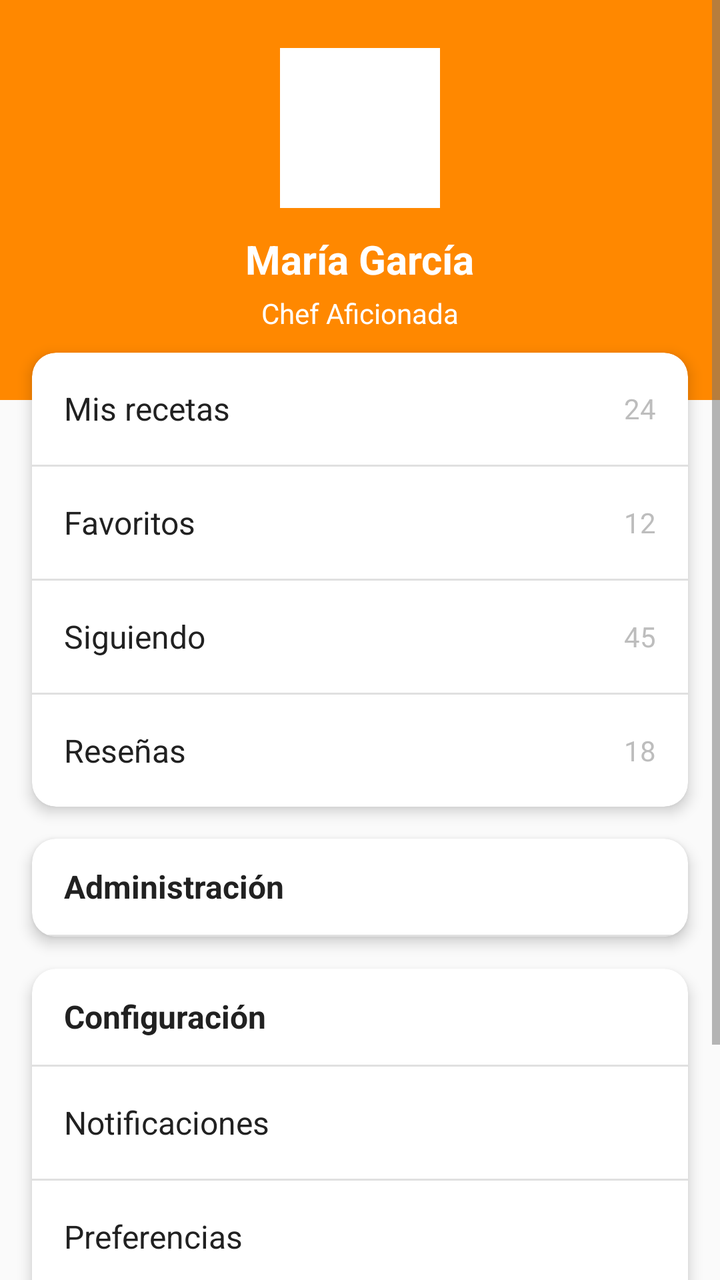
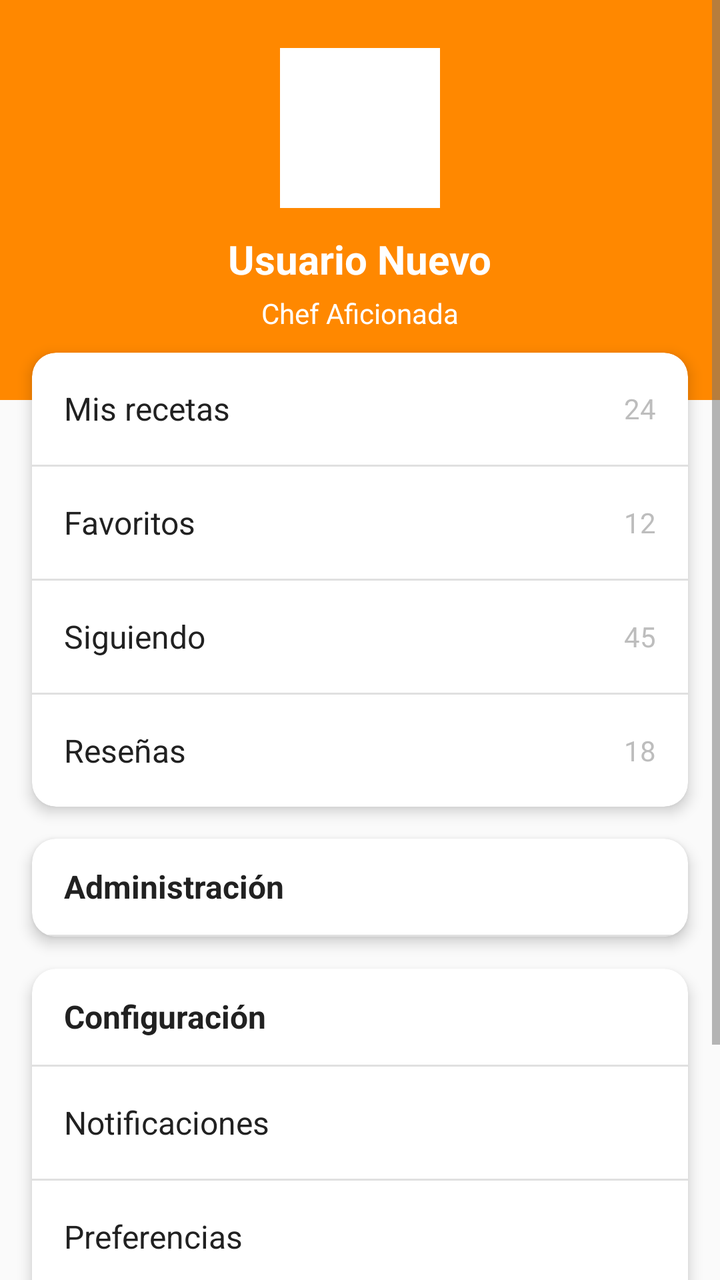

Screens rendered from an Android XML layout before and after an edit, with the pre-edit source and the edit as a unified diff.
<!-- AndroidManifest.xml: application theme Theme.RecetApp -->
<!-- res/layout/fragment_perfil.xml -->
<?xml version="1.0" encoding="utf-8"?>
<ScrollView
    xmlns:android="http://schemas.android.com/apk/res/android"
    xmlns:app="http://schemas.android.com/apk/res-auto"
    android:layout_width="match_parent"
    android:layout_height="match_parent"
    android:fillViewport="true"
    android:background="@color/background_light">

    <androidx.constraintlayout.widget.ConstraintLayout
        android:layout_width="match_parent"
        android:layout_height="wrap_content">

        <View
            android:id="@+id/view_header"
            android:layout_width="0dp"
            android:layout_height="200dp"
            android:background="@android:color/holo_orange_dark"
            app:layout_constraintEnd_toEndOf="parent"
            app:layout_constraintStart_toStartOf="parent"
            app:layout_constraintTop_toTopOf="parent" />

        <View
            android:id="@+id/iv_perfil"
            android:layout_width="80dp"
            android:layout_height="80dp"
            android:layout_marginTop="24dp"
            android:background="@android:color/white"
            app:layout_constraintEnd_toEndOf="parent"
            app:layout_constraintStart_toStartOf="parent"
            app:layout_constraintTop_toTopOf="parent" />

        <TextView
            android:id="@+id/tv_nombre"
            android:layout_width="wrap_content"
            android:layout_height="wrap_content"
            android:layout_marginTop="12dp"
            android:text="María García"
            android:textColor="@color/white"
            android:textSize="20sp"
            android:textStyle="bold"
            app:layout_constraintEnd_toEndOf="parent"
            app:layout_constraintStart_toStartOf="parent"
            app:layout_constraintTop_toBottomOf="@id/iv_perfil" />

        <TextView
            android:id="@+id/tv_tipo"
            android:layout_width="wrap_content"
            android:layout_height="wrap_content"
            android:layout_marginTop="4dp"
            android:text="@string/chef_aficionada"
            android:textColor="@color/white"
            android:textSize="14sp"
            app:layout_constraintEnd_toEndOf="parent"
            app:layout_constraintStart_toStartOf="parent"
            app:layout_constraintTop_toBottomOf="@id/tv_nombre" />

        <LinearLayout
            android:id="@+id/ll_stats"
            android:layout_width="0dp"
            android:layout_height="wrap_content"
            android:layout_marginTop="24dp"
            android:gravity="center"
            android:orientation="horizontal"
            android:paddingBottom="24dp"
            app:layout_constraintEnd_toEndOf="parent"
            app:layout_constraintStart_toStartOf="parent"
            app:layout_constraintTop_toBottomOf="@id/tv_tipo">

            <LinearLayout
                android:layout_width="0dp"
                android:layout_height="wrap_content"
                android:layout_weight="1"
                android:gravity="center"
                android:orientation="vertical">

                <TextView
                    android:id="@+id/tv_recetas"
                    android:layout_width="wrap_content"
                    android:layout_height="wrap_content"
                    android:text="24"
                    android:textColor="@color/white"
                    android:textSize="24sp"
                    android:textStyle="bold" />

                <TextView
                    android:layout_width="wrap_content"
                    android:layout_height="wrap_content"
                    android:layout_marginTop="4dp"
                    android:text="@string/recetas"
                    android:textColor="@color/white"
                    android:textSize="12sp" />

            </LinearLayout>

            <LinearLayout
                android:layout_width="0dp"
                android:layout_height="wrap_content"
                android:layout_weight="1"
                android:gravity="center"
                android:orientation="vertical">

                <TextView
                    android:id="@+id/tv_favoritos"
                    android:layout_width="wrap_content"
                    android:layout_height="wrap_content"
                    android:text="12"
                    android:textColor="@color/white"
                    android:textSize="24sp"
                    android:textStyle="bold" />

                <TextView
                    android:layout_width="wrap_content"
                    android:layout_height="wrap_content"
                    android:layout_marginTop="4dp"
                    android:text="@string/favoritos"
                    android:textColor="@color/white"
                    android:textSize="12sp" />

            </LinearLayout>

            <LinearLayout
                android:layout_width="0dp"
                android:layout_height="wrap_content"
                android:layout_weight="1"
                android:gravity="center"
                android:orientation="vertical">

                <TextView
                    android:id="@+id/tv_seguidores"
                    android:layout_width="wrap_content"
                    android:layout_height="wrap_content"
                    android:text="156"
                    android:textColor="@color/white"
                    android:textSize="24sp"
                    android:textStyle="bold" />

                <TextView
                    android:layout_width="wrap_content"
                    android:layout_height="wrap_content"
                    android:layout_marginTop="4dp"
                    android:text="@string/seguidores"
                    android:textColor="@color/white"
                    android:textSize="12sp" />

            </LinearLayout>

        </LinearLayout>

        <androidx.cardview.widget.CardView
            android:id="@+id/cv_opciones"
            android:layout_width="0dp"
            android:layout_height="wrap_content"
            android:layout_marginStart="16dp"
            android:layout_marginTop="-24dp"
            android:layout_marginEnd="16dp"
            app:cardCornerRadius="12dp"
            app:cardElevation="4dp"
            app:layout_constraintEnd_toEndOf="parent"
            app:layout_constraintStart_toStartOf="parent"
            app:layout_constraintTop_toBottomOf="@id/view_header">

            <LinearLayout
                android:layout_width="match_parent"
                android:layout_height="wrap_content"
                android:orientation="vertical">

                <LinearLayout
                    android:id="@+id/ll_mis_recetas"
                    android:layout_width="match_parent"
                    android:layout_height="56dp"
                    android:background="?attr/selectableItemBackground"
                    android:clickable="true"
                    android:focusable="true"
                    android:gravity="center_vertical"
                    android:orientation="horizontal"
                    android:paddingStart="16dp"
                    android:paddingEnd="16dp">

                    <TextView
                        android:layout_width="0dp"
                        android:layout_height="wrap_content"
                        android:layout_weight="1"
                        android:text="@string/mis_recetas"
                        android:textColor="@color/text_primary"
                        android:textSize="16sp" />

                    <TextView
                        android:layout_width="wrap_content"
                        android:layout_height="wrap_content"
                        android:text="24"
                        android:textColor="@color/text_hint"
                        android:textSize="14sp" />

                </LinearLayout>

                <View
                    android:layout_width="match_parent"
                    android:layout_height="1dp"
                    android:background="@color/divider" />

                <LinearLayout
                    android:id="@+id/ll_favoritos"
                    android:layout_width="match_parent"
                    android:layout_height="56dp"
                    android:background="?attr/selectableItemBackground"
                    android:clickable="true"
                    android:focusable="true"
                    android:gravity="center_vertical"
                    android:orientation="horizontal"
                    android:paddingStart="16dp"
                    android:paddingEnd="16dp">

                    <TextView
                        android:layout_width="0dp"
                        android:layout_height="wrap_content"
                        android:layout_weight="1"
                        android:text="@string/favoritos"
                        android:textColor="@color/text_primary"
                        android:textSize="16sp" />

                    <TextView
                        android:layout_width="wrap_content"
                        android:layout_height="wrap_content"
                        android:text="12"
                        android:textColor="@color/text_hint"
                        android:textSize="14sp" />

                </LinearLayout>

                <View
                    android:layout_width="match_parent"
                    android:layout_height="1dp"
                    android:background="@color/divider" />

                <LinearLayout
                    android:id="@+id/ll_siguiendo"
                    android:layout_width="match_parent"
                    android:layout_height="56dp"
                    android:background="?attr/selectableItemBackground"
                    android:clickable="true"
                    android:focusable="true"
                    android:gravity="center_vertical"
                    android:orientation="horizontal"
                    android:paddingStart="16dp"
                    android:paddingEnd="16dp">

                    <TextView
                        android:layout_width="0dp"
                        android:layout_height="wrap_content"
                        android:layout_weight="1"
                        android:text="@string/siguiendo"
                        android:textColor="@color/text_primary"
                        android:textSize="16sp" />

                    <TextView
                        android:layout_width="wrap_content"
                        android:layout_height="wrap_content"
                        android:text="45"
                        android:textColor="@color/text_hint"
                        android:textSize="14sp" />

                </LinearLayout>

                <View
                    android:layout_width="match_parent"
                    android:layout_height="1dp"
                    android:background="@color/divider" />

                <LinearLayout
                    android:id="@+id/ll_resenas"
                    android:layout_width="match_parent"
                    android:layout_height="56dp"
                    android:background="?attr/selectableItemBackground"
                    android:clickable="true"
                    android:focusable="true"
                    android:gravity="center_vertical"
                    android:orientation="horizontal"
                    android:paddingStart="16dp"
                    android:paddingEnd="16dp">

                    <TextView
                        android:layout_width="0dp"
                        android:layout_height="wrap_content"
                        android:layout_weight="1"
                        android:text="@string/resenas"
                        android:textColor="@color/text_primary"
                        android:textSize="16sp" />

                    <TextView
                        android:layout_width="wrap_content"
                        android:layout_height="wrap_content"
                        android:text="18"
                        android:textColor="@color/text_hint"
                        android:textSize="14sp" />

                </LinearLayout>

            </LinearLayout>

        </androidx.cardview.widget.CardView>

        <androidx.cardview.widget.CardView
            android:id="@+id/cv_admin"
            android:layout_width="0dp"
            android:layout_height="wrap_content"
            android:layout_marginStart="16dp"
            android:layout_marginTop="16dp"
            android:layout_marginEnd="16dp"
            app:cardCornerRadius="12dp"
            app:cardElevation="4dp"
            app:layout_constraintEnd_toEndOf="parent"
            app:layout_constraintStart_toStartOf="parent"
            app:layout_constraintTop_toBottomOf="@id/cv_opciones">

            <LinearLayout
                android:layout_width="match_parent"
                android:layout_height="wrap_content"
                android:orientation="vertical">

                <TextView
                    android:layout_width="match_parent"
                    android:layout_height="48dp"
                    android:gravity="center_vertical"
                    android:paddingStart="16dp"
                    android:paddingEnd="16dp"
                    android:text="Administración"
                    android:textColor="@color/text_primary"
                    android:textSize="16sp"
                    android:textStyle="bold" />

                <View
                    android:layout_width="match_parent"
                    android:layout_height="1dp"
                    android:background="@color/divider" />

                <LinearLayout
                    android:id="@+id/ll_admin"
                    android:layout_width="match_parent"
                    android:layout_height="56dp"
                    android:background="?attr/selectableItemBackground"
                    android:clickable="true"
                    android:focusable="true"
                    android:gravity="center_vertical"
                    android:paddingStart="16dp"
                    android:paddingEnd="16dp"
                    android:visibility="gone">

                    <TextView
                        android:layout_width="0dp"
                        android:layout_height="wrap_content"
                        android:layout_weight="1"
                        android:text="Gestionar Usuarios"
                        android:textColor="@color/error"
                        android:textSize="16sp"
                        android:textStyle="bold" />

                    <TextView
                        android:layout_width="wrap_content"
                        android:layout_height="wrap_content"
                        android:background="@color/error"
                        android:paddingStart="8dp"
                        android:paddingTop="4dp"
                        android:paddingEnd="8dp"
                        android:paddingBottom="4dp"
                        android:text="ADMIN"
                        android:textColor="@color/white"
                        android:textSize="10sp"
                        android:textStyle="bold" />

                </LinearLayout>

            </LinearLayout>

        </androidx.cardview.widget.CardView>

        <androidx.cardview.widget.CardView
            android:layout_width="0dp"
            android:layout_height="wrap_content"
            android:layout_marginStart="16dp"
            android:layout_marginTop="16dp"
            android:layout_marginEnd="16dp"
            android:layout_marginBottom="24dp"
            app:cardCornerRadius="12dp"
            app:cardElevation="4dp"
            app:layout_constraintBottom_toBottomOf="parent"
            app:layout_constraintEnd_toEndOf="parent"
            app:layout_constraintStart_toStartOf="parent"
            app:layout_constraintTop_toBottomOf="@id/cv_admin">

            <LinearLayout
                android:layout_width="match_parent"
                android:layout_height="wrap_content"
                android:orientation="vertical">

                <TextView
                    android:layout_width="match_parent"
                    android:layout_height="48dp"
                    android:gravity="center_vertical"
                    android:paddingStart="16dp"
                    android:paddingEnd="16dp"
                    android:text="@string/configuracion"
                    android:textColor="@color/text_primary"
                    android:textSize="16sp"
                    android:textStyle="bold" />

                <View
                    android:layout_width="match_parent"
                    android:layout_height="1dp"
                    android:background="@color/divider" />

                <LinearLayout
                    android:id="@+id/ll_notificaciones"
                    android:layout_width="match_parent"
                    android:layout_height="56dp"
                    android:background="?attr/selectableItemBackground"
                    android:clickable="true"
                    android:focusable="true"
                    android:gravity="center_vertical"
                    android:paddingStart="16dp"
                    android:paddingEnd="16dp">

                    <TextView
                        android:layout_width="wrap_content"
                        android:layout_height="wrap_content"
                        android:text="@string/notificaciones"
                        android:textColor="@color/text_primary"
                        android:textSize="16sp" />

                </LinearLayout>

                <View
                    android:layout_width="match_parent"
                    android:layout_height="1dp"
                    android:background="@color/divider" />

                <LinearLayout
                    android:id="@+id/ll_preferencias"
                    android:layout_width="match_parent"
                    android:layout_height="56dp"
                    android:background="?attr/selectableItemBackground"
                    android:clickable="true"
                    android:focusable="true"
                    android:gravity="center_vertical"
                    android:paddingStart="16dp"
                    android:paddingEnd="16dp">

                    <TextView
                        android:layout_width="wrap_content"
                        android:layout_height="wrap_content"
                        android:text="@string/preferencias"
                        android:textColor="@color/text_primary"
                        android:textSize="16sp" />

                </LinearLayout>

                <View
                    android:layout_width="match_parent"
                    android:layout_height="1dp"
                    android:background="@color/divider" />

                <LinearLayout
                    android:id="@+id/ll_ayuda"
                    android:layout_width="match_parent"
                    android:layout_height="56dp"
                    android:background="?attr/selectableItemBackground"
                    android:clickable="true"
                    android:focusable="true"
                    android:gravity="center_vertical"
                    android:paddingStart="16dp"
                    android:paddingEnd="16dp">

                    <TextView
                        android:layout_width="wrap_content"
                        android:layout_height="wrap_content"
                        android:text="@string/ayuda"
                        android:textColor="@color/text_primary"
                        android:textSize="16sp" />

                </LinearLayout>

                <View
                    android:layout_width="match_parent"
                    android:layout_height="1dp"
                    android:background="@color/divider" />

                <LinearLayout
                    android:id="@+id/ll_cerrar_sesion"
                    android:layout_width="match_parent"
                    android:layout_height="56dp"
                    android:background="?attr/selectableItemBackground"
                    android:clickable="true"
                    android:focusable="true"
                    android:gravity="center_vertical"
                    android:paddingStart="16dp"
                    android:paddingEnd="16dp">

                    <TextView
                        android:layout_width="wrap_content"
                        android:layout_height="wrap_content"
                        android:text="@string/cerrar_sesion"
                        android:textColor="@color/error"
                        android:textSize="16sp" />

                </LinearLayout>

            </LinearLayout>

        </androidx.cardview.widget.CardView>

    </androidx.constraintlayout.widget.ConstraintLayout>

</ScrollView>
<!-- resources referenced by this layout -->
<resources>
  <color name="background_light">#FAFAFA</color>
  <color name="divider">#E0E0E0</color>
  <color name="error">#D32F2F</color>
  <color name="text_hint">#BDBDBD</color>
  <color name="text_primary">#212121</color>
  <color name="white">#FFFFFF</color>
  <string name="ayuda">Ayuda</string>
  <string name="cerrar_sesion">Cerrar sesión</string>
  <string name="chef_aficionada">Chef Aficionada</string>
  <string name="configuracion">Configuración</string>
  <string name="favoritos">Favoritos</string>
  <string name="mis_recetas">Mis recetas</string>
  <string name="notificaciones">Notificaciones</string>
  <string name="preferencias">Preferencias</string>
  <string name="recetas">Recetas</string>
  <string name="resenas">Reseñas</string>
  <string name="seguidores">Seguidores</string>
  <string name="siguiendo">Siguiendo</string>
  <style name="Theme.RecetApp" parent="Base.Theme.RecetApp" />
  <style name="Base.Theme.RecetApp" parent="Theme.Material3.Light.NoActionBar">
          
          <item name="colorPrimary">@color/orange_primary</item>
          <item name="colorPrimaryVariant">@color/orange_primary_dark</item>
          <item name="colorOnPrimary">@color/white</item>
  
          
          <item name="colorSecondary">@color/red_accent</item>
          <item name="colorSecondaryVariant">@color/red_accent</item>
          <item name="colorOnSecondary">@color/white</item>
  
          
          <item name="android:statusBarColor">@color/white</item>
          <item name="android:windowLightStatusBar">true</item>
  
          
          <item name="android:textColorPrimary">@color/text_primary</item>
          <item name="android:textColorSecondary">@color/text_secondary</item>
      </style>
  <color name="orange_primary">#FF6B35</color>
  <color name="orange_primary_dark">#E55A2B</color>
  <color name="red_accent">#DC143C</color>
  <color name="text_secondary">#757575</color>
</resources>

<!-- the commit's change to res/layout/fragment_perfil.xml (unified diff, before → after) -->
@@ -35,7 +35,7 @@
             android:layout_width="wrap_content"
             android:layout_height="wrap_content"
             android:layout_marginTop="12dp"
-            android:text="María García"
+            android:text="Usuario Nuevo"
             android:textColor="@color/white"
             android:textSize="20sp"
             android:textStyle="bold"
